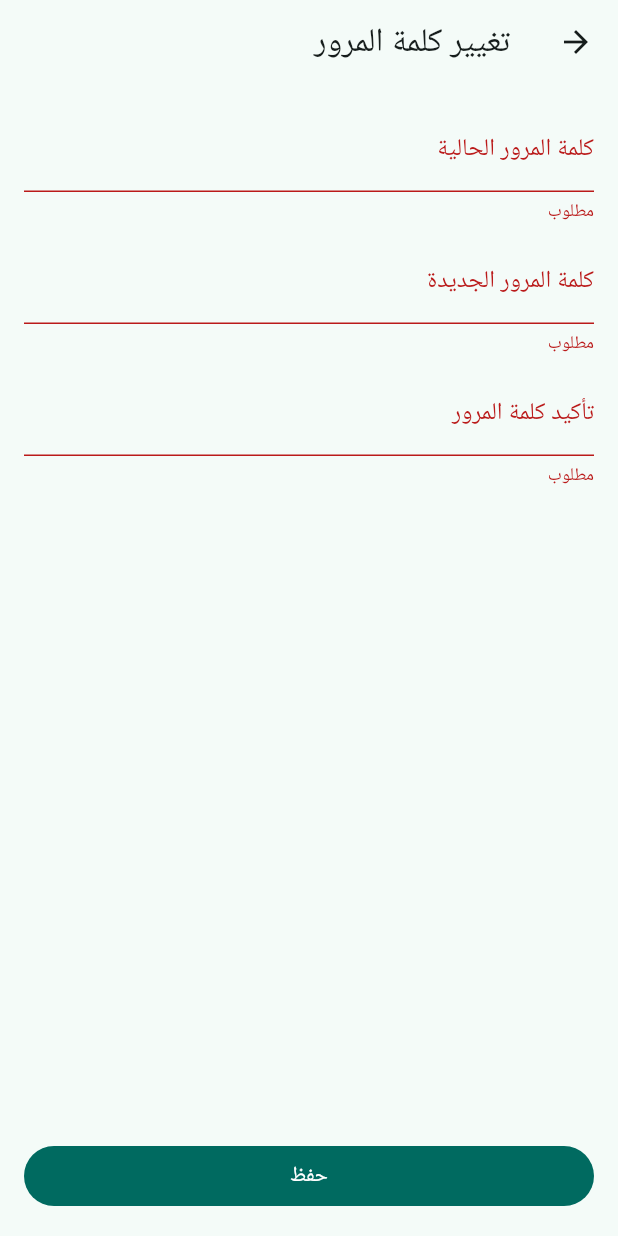
After one commit to aliazman/al_raway_az, a Flutter app: the ChangePasswordScreen screen opened directly, after a tap on "حفظ", on a phone screen of 412 x 824 dp. The commit adds this screen. Run offline on Flutter 3.47's test engine with Material 3 defaults, Android fonts, the phone set to English and light mode, and no system bars; our stand-ins replace shared_preferences, sqflite; accounts and stored records are empty.

Commit message:
feat: add security drawer and pin/password screens

```diff
--- /dev/null
+++ b/lib/providers/security_provider.dart
@@ -0,0 +1,71 @@
+import 'package:flutter/foundation.dart';
+import 'package:shared_preferences/shared_preferences.dart';
+
+class SecurityProvider extends ChangeNotifier {
+  static const _passwordKey = 'security_password';
+  static const _pinKey = 'security_pin';
+
+  SharedPreferences? _prefs;
+  String _password = 'admin123';
+  String? _pinCode;
+  bool _loaded = false;
+  bool _pinVerified = false;
+
+  bool get isLoaded => _loaded;
+  String get password => _password;
+  bool get hasPin => _pinCode != null && _pinCode!.isNotEmpty;
+  bool get needsPinEntry => hasPin && !_pinVerified;
+  bool get pinVerified => _pinVerified;
+
+  Future<void> load() async {
+    _prefs = await SharedPreferences.getInstance();
+    _password = _prefs!.getString(_passwordKey) ?? 'admin123';
+    final storedPin = _prefs!.getString(_pinKey);
+    _pinCode = storedPin?.isEmpty ?? true ? null : storedPin;
+    _pinVerified = false;
+    _loaded = true;
+    notifyListeners();
+  }
+
+  Future<bool> changePassword(String currentPassword, String newPassword) async {
+    if (currentPassword != _password) {
+      return false;
+    }
+    _password = newPassword;
+    await _prefs?.setString(_passwordKey, newPassword);
+    notifyListeners();
+    return true;
+  }
+
+  Future<bool> changePin({String? currentPin, required String newPin}) async {
+    if (hasPin) {
+      if (currentPin == null || currentPin != _pinCode) {
+        return false;
+      }
+    }
+    _pinCode = newPin;
+    _pinVerified = false;
+    if (newPin.isEmpty) {
+      await _prefs?.remove(_pinKey);
+    } else {
+      await _prefs?.setString(_pinKey, newPin);
+    }
+    notifyListeners();
+    return true;
+  }
+
+  Future<bool> verifyPin(String input) async {
+    if (!hasPin) return true;
+    if (input == _pinCode) {
+      _pinVerified = true;
+      notifyListeners();
+      return true;
+    }
+    return false;
+  }
+
+  void resetPinVerification() {
+    _pinVerified = false;
+    notifyListeners();
+  }
+}
--- a/lib/screens/accounts_screen.dart
+++ b/lib/screens/accounts_screen.dart
@@ -6,6 +6,7 @@ import '../providers/account_provider.dart';
 import '../providers/activation_provider.dart';
 import '../ui/forms.dart';
 import '../widgets/account_card.dart';
+import '../widgets/app_drawer.dart';
 import 'daily_sales_screen.dart';
 
 class AccountsScreen extends StatelessWidget {
@@ -16,6 +17,7 @@ class AccountsScreen extends StatelessWidget {
     return Consumer2<AccountProvider, ActivationProvider>(
       builder: (context, accounts, activation, _) {
         return Scaffold(
+          drawer: const AppDrawer(),
           appBar: AppBar(
             title: const Text('حسابات الرعوي'),
             bottom: PreferredSize(
--- a/lib/screens/activation_screen.dart
+++ b/lib/screens/activation_screen.dart
@@ -2,6 +2,7 @@ import 'package:flutter/material.dart';
 import 'package:provider/provider.dart';
 
 import '../providers/activation_provider.dart';
+import '../widgets/app_drawer.dart';
 
 class ActivationScreen extends StatefulWidget {
   const ActivationScreen({super.key});
@@ -25,6 +26,7 @@ class _ActivationScreenState extends State<ActivationScreen> {
   @override
   Widget build(BuildContext context) {
     return Scaffold(
+      drawer: const AppDrawer(),
       appBar: AppBar(title: const Text('تفعيل النظام')),
       body: Consumer<ActivationProvider>(
         builder: (context, provider, _) {
--- /dev/null
+++ b/lib/screens/change_password_screen.dart
@@ -0,0 +1,115 @@
+import 'package:flutter/material.dart';
+import 'package:provider/provider.dart';
+
+import '../providers/security_provider.dart';
+
+class ChangePasswordScreen extends StatefulWidget {
+  const ChangePasswordScreen({super.key});
+
+  @override
+  State<ChangePasswordScreen> createState() => _ChangePasswordScreenState();
+}
+
+class _ChangePasswordScreenState extends State<ChangePasswordScreen> {
+  final _formKey = GlobalKey<FormState>();
+  final _currentController = TextEditingController();
+  final _newController = TextEditingController();
+  final _confirmController = TextEditingController();
+  bool _isSubmitting = false;
+  String? _error;
+
+  @override
+  void dispose() {
+    _currentController.dispose();
+    _newController.dispose();
+    _confirmController.dispose();
+    super.dispose();
+  }
+
+  Future<void> _submit() async {
+    if (!_formKey.currentState!.validate()) return;
+    setState(() {
+      _isSubmitting = true;
+      _error = null;
+    });
+    final security = context.read<SecurityProvider>();
+    final ok = await security.changePassword(
+      _currentController.text,
+      _newController.text,
+    );
+    if (!mounted) return;
+    if (ok) {
+      ScaffoldMessenger.of(context).showSnackBar(
+        const SnackBar(content: Text('تم تحديث كلمة المرور بنجاح')),
+      );
+      Navigator.of(context).pop();
+    } else {
+      setState(() {
+        _error = 'كلمة المرور الحالية غير صحيحة';
+        _isSubmitting = false;
+      });
+    }
+  }
+
+  @override
+  Widget build(BuildContext context) {
+    return Scaffold(
+      appBar: AppBar(title: const Text('تغيير كلمة المرور')),
+      body: Padding(
+        padding: const EdgeInsets.all(16),
+        child: Form(
+          key: _formKey,
+          child: Column(
+            crossAxisAlignment: CrossAxisAlignment.start,
+            children: [
+              TextFormField(
+                controller: _currentController,
+                decoration: const InputDecoration(labelText: 'كلمة المرور الحالية'),
+                obscureText: true,
+                validator: (value) => (value == null || value.isEmpty) ? 'مطلوب' : null,
+              ),
+              const SizedBox(height: 12),
+              TextFormField(
+                controller: _newController,
+                decoration: const InputDecoration(labelText: 'كلمة المرور الجديدة'),
+                obscureText: true,
+                validator: (value) {
+                  if (value == null || value.isEmpty) return 'مطلوب';
+                  if (value.length < 6) return 'يجب أن تتكون من 6 أحرف على الأقل';
+                  return null;
+                },
+              ),
+              const SizedBox(height: 12),
+              TextFormField(
+                controller: _confirmController,
+                decoration: const InputDecoration(labelText: 'تأكيد كلمة المرور'),
+                obscureText: true,
+                validator: (value) {
+                  if (value == null || value.isEmpty) return 'مطلوب';
+                  if (value != _newController.text) return 'الكلمتان غير متطابقتين';
+                  return null;
+                },
+              ),
+              const SizedBox(height: 16),
+              if (_error != null)
+                Padding(
+                  padding: const EdgeInsets.only(bottom: 12),
+                  child: Text(_error!, style: const TextStyle(color: Colors.red)),
+                ),
+              const Spacer(),
+              SizedBox(
+                width: double.infinity,
+                child: FilledButton(
+                  onPressed: _isSubmitting ? null : _submit,
+                  child: _isSubmitting
+                      ? const SizedBox(height: 20, width: 20, child: CircularProgressIndicator())
+                      : const Text('حفظ'),
+                ),
+              ),
+            ],
+          ),
+        ),
+      ),
+    );
+  }
+}
--- a/lib/screens/journal_screen.dart
+++ b/lib/screens/journal_screen.dart
@@ -4,6 +4,7 @@ import 'package:provider/provider.dart';
 
 import '../models/journal_entry.dart';
 import '../providers/account_provider.dart';
+import '../widgets/app_drawer.dart';
 
 class JournalScreen extends StatelessWidget {
   const JournalScreen({super.key});
@@ -11,6 +12,7 @@ class JournalScreen extends StatelessWidget {
   @override
   Widget build(BuildContext context) {
     return Scaffold(
+      drawer: const AppDrawer(),
       appBar: AppBar(title: const Text('قيد اليومية')),
       body: FutureBuilder<List<JournalEntry>>(
         future: context.read<AccountProvider>().journalEntries(),
--- a/pubspec.yaml
+++ b/pubspec.yaml
@@ -16,6 +16,7 @@ dependencies:
   sqflite: ^2.3.0
   path: ^1.8.3
   intl: ^0.18.1
+  shared_preferences: ^2.2.2
 dev_dependencies:
   flutter_test:
     sdk: flutter
```
Also changed, not shown: lib/main.dart (+24 -0 lines), lib/screens/change_pin_code_screen.dart (added, +123 -0 lines), lib/screens/pin_code_entry_screen.dart (added, +96 -0 lines), lib/widgets/app_drawer.dart (added, +62 -0 lines).
